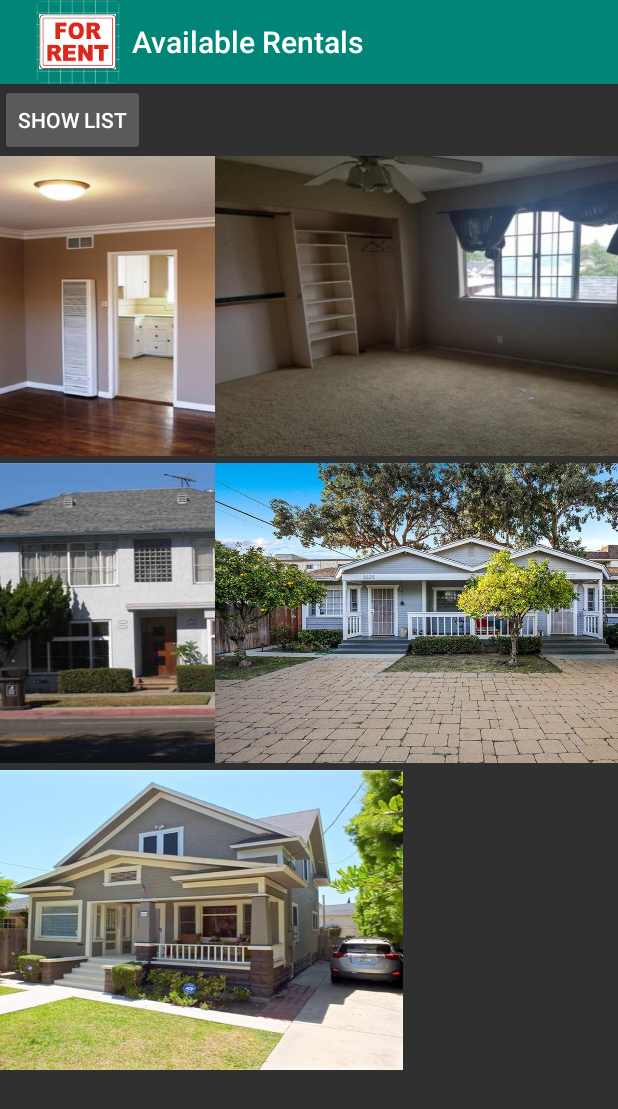
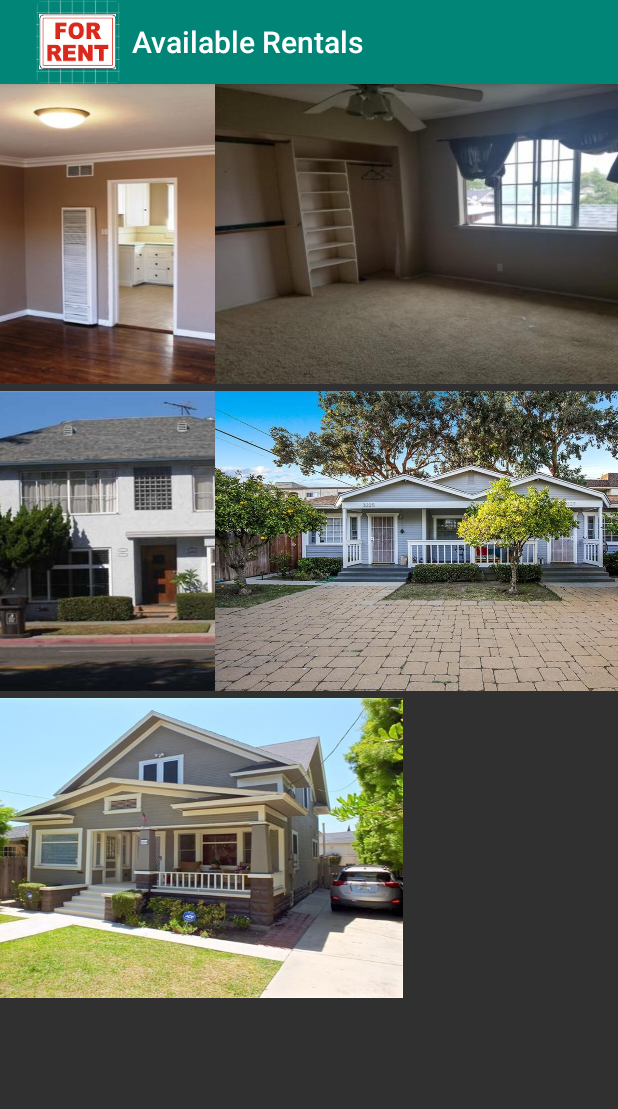
Before and after one commit to tracyjohnson213/AvailableRentals, an Android app: the PropertyBadgeActivity screen opened directly, with no data from a screen before it, on a phone screen of 412 x 824 dp. Shown: the top 1109 px of the screen. Run offline under Robolectric (Android 15) with nearby library versions, the phone set to English and light mode, and no system bars.

Commit message:
improve appearance of property badge activity

```diff
--- a/app/src/main/res/layout/activity_property_badge.xml
+++ b/app/src/main/res/layout/activity_property_badge.xml
@@ -6,12 +6,6 @@
     android:layout_height="match_parent"
     android:orientation="vertical"
     tools:context=".PropertyBadgeActivity">
-
-    <Button
-        android:id="@+id/btnList"
-        android:layout_width="wrap_content"
-        android:layout_height="wrap_content"
-        android:text="@string/btnList"/>
 
     <GridView
         android:id="@+id/gridView"
@@ -50,7 +44,8 @@
         <ImageView
             android:id="@+id/imgLarge"
             android:layout_width="270dp"
-            android:layout_height="200dp"
+            android:layout_height="300dp"
+            android:layout_centerHorizontal="true"
             android:layout_gravity="center_horizontal"
             android:layout_marginTop="5dp"
             android:contentDescription="@string/imgLarge" />
```
